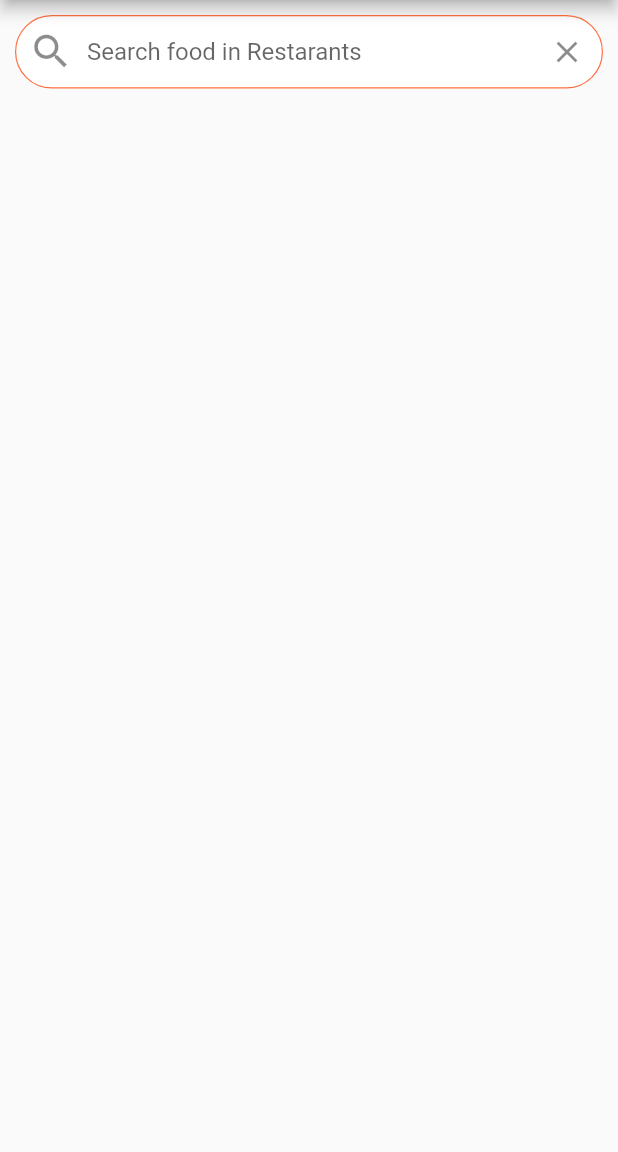
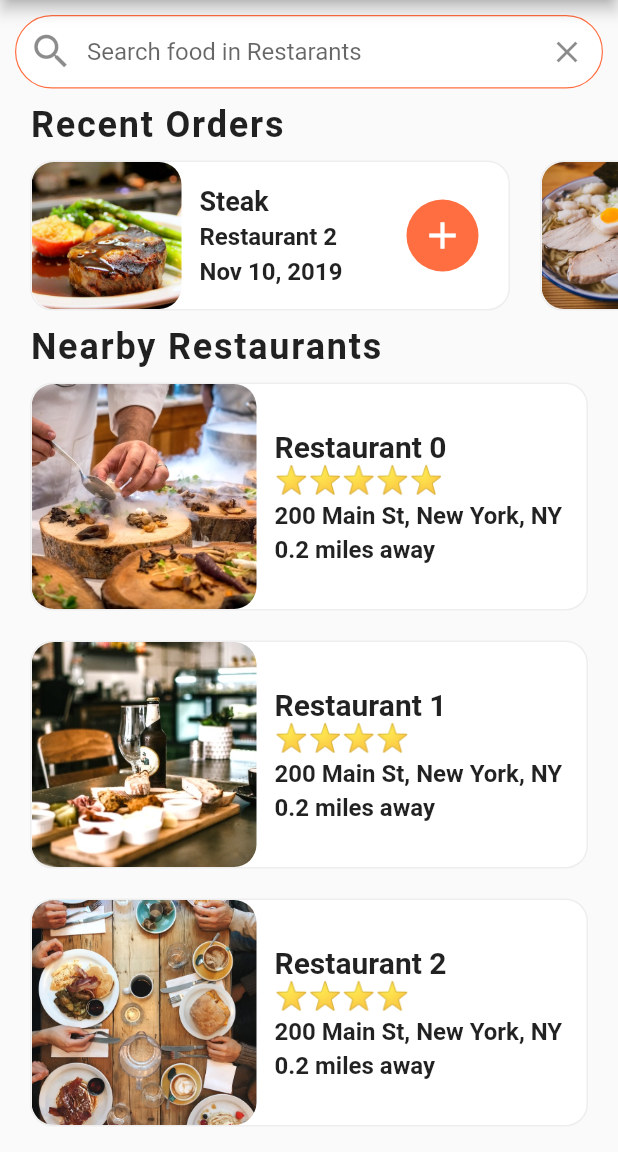
Before and after one commit to Yoonwoojae/food_delivery_flutter, a Flutter app: the screen it shows after launch, on a phone screen of 412 x 824 dp, the part 84-1236 px from its top. Run offline on Flutter 3.47's test engine with Material 2 defaults, Android fonts, the phone set to English and light mode, and no system bars.

Commit message:
recent_orders, restaurants list, rating 추가

```diff
--- a/lib/home_screen.dart
+++ b/lib/home_screen.dart
@@ -1,5 +1,8 @@
 import 'package:flutter/material.dart';
 import 'package:food_delivery_flutter/data/data.dart';
+import 'package:food_delivery_flutter/models/restaurant.dart';
+import 'package:food_delivery_flutter/widgets/rating_starts.dart';
+import 'package:food_delivery_flutter/widgets/recent_orders.dart';
 
 class HomeScreen extends StatefulWidget {
   @override
@@ -7,6 +10,83 @@ class HomeScreen extends StatefulWidget {
 }
 
 class _HomeScreenState extends State<HomeScreen> {
+  _buildRestaurants() {
+    List<Widget> restaurantList = [];
+
+    restaurants.forEach((Restaurant restaurant) {
+      restaurantList.add(
+        Container(
+          margin: EdgeInsets.symmetric(horizontal: 20.0, vertical: 10.0),
+          decoration: BoxDecoration(
+            color: Colors.white,
+            borderRadius: BorderRadius.circular(15.0),
+            border: Border.all(
+              width: 1.0,
+              color: Colors.grey[200],
+            ),
+          ),
+          child: Row(
+            children: <Widget>[
+              ClipRRect(
+                borderRadius: BorderRadius.circular(15.0),
+                child: Image(
+                  height: 150.0,
+                  width: 150.0,
+                  image: AssetImage(
+                    restaurant.imageUrl,
+                  ),
+                  fit: BoxFit.cover,
+                ),
+              ),
+              Container(
+                margin: EdgeInsets.all(12.0),
+                child: Column(
+                  mainAxisAlignment: MainAxisAlignment.center,
+                  crossAxisAlignment: CrossAxisAlignment.start,
+                  children: <Widget>[
+                    Text(
+                      restaurant.name,
+                      style: TextStyle(
+                        fontSize: 20.0,
+                        fontWeight: FontWeight.bold,
+                      ),
+                      overflow: TextOverflow.ellipsis,
+                    ),
+                    RatingStarts(restaurant.rating),
+                    SizedBox(
+                      height: 4.0,
+                    ),
+                    Text(
+                      restaurant.address,
+                      style: TextStyle(
+                        fontSize: 16.0,
+                        fontWeight: FontWeight.w600,
+                      ),
+                      overflow: TextOverflow.ellipsis,
+                    ),
+                    SizedBox(
+                      height: 4.0,
+                    ),
+                    Text(
+                      '0.2 miles away',
+                      style: TextStyle(
+                        fontSize: 16.0,
+                        fontWeight: FontWeight.w600,
+                      ),
+                      overflow: TextOverflow.ellipsis,
+                    )
+                  ],
+                ),
+              )
+            ],
+          ),
+        ),
+      );
+    });
+
+    return Column(children: restaurantList);
+  }
+
   @override
   Widget build(BuildContext context) {
     return Scaffold(
@@ -37,6 +117,24 @@ class _HomeScreenState extends State<HomeScreen> {
       body: ListView(
         children: <Widget>[
           textField(),
+          RecentOrders(),
+          Column(
+            crossAxisAlignment: CrossAxisAlignment.start,
+            children: <Widget>[
+              Padding(
+                padding: const EdgeInsets.symmetric(horizontal: 20.0),
+                child: Text(
+                  'Nearby Restaurants',
+                  style: TextStyle(
+                    fontSize: 24.0,
+                    fontWeight: FontWeight.w600,
+                    letterSpacing: 1.2,
+                  ),
+                ),
+              ),
+              _buildRestaurants(),
+            ],
+          )
         ],
       ),
     );
--- /dev/null
+++ b/lib/widgets/rating_starts.dart
@@ -0,0 +1,22 @@
+import 'package:flutter/material.dart';
+
+class RatingStarts extends StatelessWidget {
+  final int rating;
+
+  RatingStarts(this.rating);
+
+  @override
+  Widget build(BuildContext context) {
+    String starts = '';
+    for (int i = 0; i < rating; i++) {
+      starts += '⭐';
+    }
+
+    starts.trim();
+
+    return Text(
+      starts,
+      style: TextStyle(fontSize: 18.0),
+    );
+  }
+}
--- /dev/null
+++ b/lib/widgets/recent_orders.dart
@@ -0,0 +1,127 @@
+import 'package:flutter/material.dart';
+import 'package:food_delivery_flutter/data/data.dart';
+import 'package:food_delivery_flutter/models/order.dart';
+
+class RecentOrders extends StatelessWidget {
+  _buildRecentOrder(BuildContext context, Order order) {
+    return Container(
+      margin: EdgeInsets.all(10.0),
+      width: 320.0,
+      decoration: BoxDecoration(
+          color: Colors.white,
+          borderRadius: BorderRadius.circular(15.0),
+          border: Border.all(
+            width: 1.0,
+            color: Colors.grey[200],
+          )),
+      child: Row(
+        mainAxisAlignment: MainAxisAlignment.spaceBetween,
+        children: <Widget>[
+          Expanded(
+            child: Row(
+              children: <Widget>[
+                ClipRRect(
+                  borderRadius: BorderRadius.circular(15.0),
+                  child: Image(
+                    height: 100,
+                    width: 100,
+                    fit: BoxFit.cover,
+                    image: AssetImage(order.food.imageUrl),
+                  ),
+                ),
+                Expanded(
+                  child: Container(
+                    margin: EdgeInsets.all(12.0),
+                    child: Column(
+                      mainAxisAlignment: MainAxisAlignment.center,
+                      crossAxisAlignment: CrossAxisAlignment.start,
+                      children: <Widget>[
+                        Text(
+                          order.food.name,
+                          style: TextStyle(
+                            fontSize: 18.0,
+                            fontWeight: FontWeight.bold,
+                          ),
+                          overflow: TextOverflow.ellipsis,
+                        ),
+                        SizedBox(
+                          height: 4.0,
+                        ),
+                        Text(
+                          order.restaurant.name,
+                          style: TextStyle(
+                            fontSize: 16.0,
+                            fontWeight: FontWeight.w600,
+                          ),
+                          overflow: TextOverflow.ellipsis,
+                        ),
+                        SizedBox(
+                          height: 4.0,
+                        ),
+                        Text(
+                          order.date,
+                          style: TextStyle(
+                            fontSize: 16.0,
+                            fontWeight: FontWeight.w600,
+                          ),
+                          overflow: TextOverflow.ellipsis,
+                        ),
+                      ],
+                    ),
+                  ),
+                ),
+                Container(
+                  margin: EdgeInsets.only(right: 20.0),
+                  width: 48.0,
+                  decoration: BoxDecoration(
+                    color: Theme.of(context).primaryColor,
+                    borderRadius: BorderRadius.circular(30.0),
+                  ),
+                  child: IconButton(
+                    icon: Icon(Icons.add),
+                    iconSize: 30.0,
+                    color: Colors.white,
+                    onPressed: () {},
+                  ),
+                ),
+              ],
+            ),
+          ),
+        ],
+      ),
+    );
+  }
+
+  @override
+  Widget build(BuildContext context) {
+    return Column(
+      crossAxisAlignment: CrossAxisAlignment.start,
+      children: <Widget>[
+        Padding(
+          padding: const EdgeInsets.symmetric(horizontal: 20.0),
+          child: Text(
+            'Recent Orders',
+            style: TextStyle(
+              fontSize: 24.0,
+              fontWeight: FontWeight.w600,
+              letterSpacing: 1.2,
+            ),
+          ),
+        ),
+        Container(
+          height: 120.0,
+          child: ListView.builder(
+            physics: BouncingScrollPhysics(),
+            padding: EdgeInsets.only(left: 10.0),
+            scrollDirection: Axis.horizontal,
+            itemCount: currentUser.orders.length,
+            itemBuilder: (BuildContext context, int index) {
+              Order order = currentUser.orders[index];
+              return _buildRecentOrder(context, order);
+            },
+          ),
+        )
+      ],
+    );
+  }
+}
```
